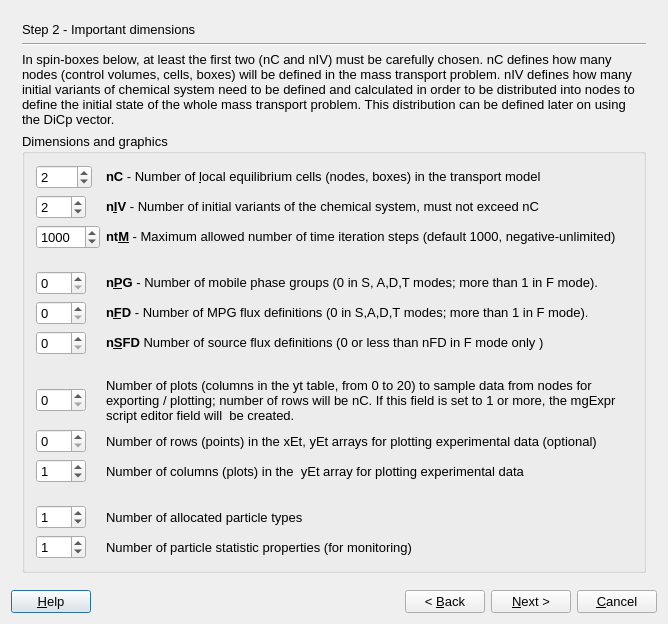
Qt form gems3/vizor4/dlg4/GEM2MTWizard4.ui (gemshub/GEMSGUI) before a commit.
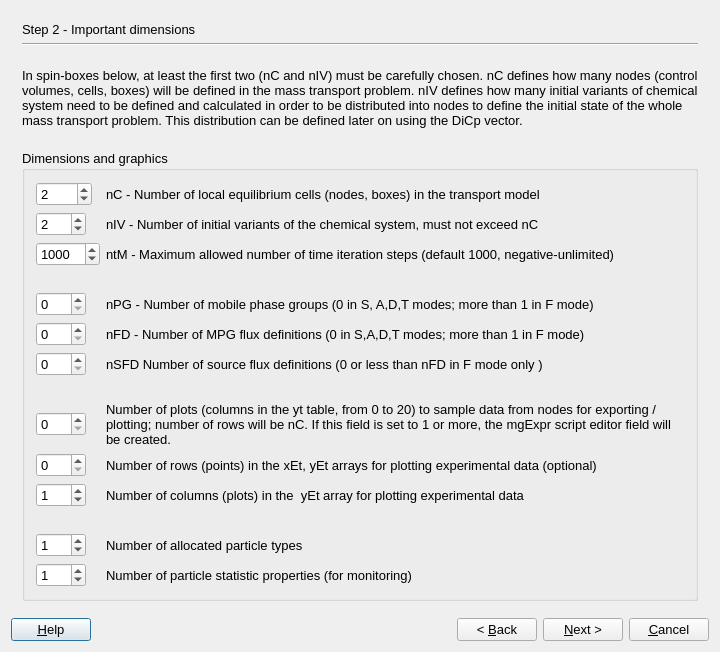
The same form after that commit. The open tabs and pages were chosen to show the change.

Commit message: Merged from upgrade adjusted fonts and comments on all dialogs (for consistency between win32, macosx and linux) DK,SD

```diff
--- a/gems3/vizor4/dlg4/GEM2MTWizard4.ui
+++ b/gems3/vizor4/dlg4/GEM2MTWizard4.ui
@@ -1,12 +1,12 @@
 <ui version="4.0" >
  <class>GEM2MTWizardData</class>
- <widget class="QDialog" name="GEM2MTWizardData" >
-  <property name="geometry" >
+ <widget class="QDialog" name="GEM2MTWizardData">
+  <property name="geometry">
    <rect>
     <x>0</x>
     <y>0</y>
-    <width>668</width>
-    <height>600</height>
+    <width>720</width>
+    <height>652</height>
    </rect>
   </property>
   <property name="font" >
@@ -17,10 +17,10 @@
   <property name="windowTitle" >
    <string>GEM-Selektor Proces</string>
   </property>
-  <layout class="QGridLayout" >
-   <item row="0" column="0" >
-    <widget class="QStackedWidget" name="stackedWidget" >
-     <property name="mouseTracking" >
+  <layout class="QGridLayout" name="gridLayout">
+   <item row="0" column="0">
+    <widget class="QStackedWidget" name="stackedWidget">
+     <property name="mouseTracking">
       <bool>false</bool>
      </property>
      <property name="acceptDrops" >
@@ -296,20 +296,12 @@
        </item>
       </layout>
      </widget>
-     <widget class="QWidget" name="page_2" >
-      <property name="geometry" >
-       <rect>
-        <x>0</x>
-        <y>0</y>
-        <width>650</width>
-        <height>543</height>
-       </rect>
-      </property>
-      <layout class="QGridLayout" >
-       <item row="0" column="0" >
-        <widget class="QLabel" name="label" >
-         <property name="sizePolicy" >
-          <sizepolicy vsizetype="Fixed" hsizetype="Preferred" >
+     <widget class="QWidget" name="page_2">
+      <layout class="QGridLayout">
+       <item row="0" column="0">
+        <widget class="QLabel" name="label">
+         <property name="sizePolicy">
+          <sizepolicy hsizetype="Preferred" vsizetype="Fixed">
            <horstretch>0</horstretch>
            <verstretch>0</verstretch>
           </sizepolicy>
@@ -319,17 +311,17 @@
          </property>
         </widget>
        </item>
-       <item row="1" column="0" >
-        <widget class="Line" name="line_2" >
-         <property name="orientation" >
+       <item row="1" column="0">
+        <widget class="Line" name="line_2">
+         <property name="orientation">
           <enum>Qt::Horizontal</enum>
          </property>
         </widget>
        </item>
-       <item row="2" column="0" >
-        <widget class="QLabel" name="textLabel2" >
-         <property name="sizePolicy" >
-          <sizepolicy vsizetype="Preferred" hsizetype="Preferred" >
+       <item row="2" column="0">
+        <widget class="QLabel" name="textLabel2">
+         <property name="sizePolicy">
+          <sizepolicy hsizetype="Preferred" vsizetype="Preferred">
            <horstretch>0</horstretch>
            <verstretch>0</verstretch>
           </sizepolicy>
@@ -345,10 +337,10 @@
          </property>
         </widget>
        </item>
-       <item row="3" column="0" >
-        <widget class="QGroupBox" name="groupBox_2" >
-         <property name="sizePolicy" >
-          <sizepolicy vsizetype="Minimum" hsizetype="Minimum" >
+       <item row="3" column="0">
+        <widget class="QGroupBox" name="groupBox_2">
+         <property name="sizePolicy">
+          <sizepolicy hsizetype="Minimum" vsizetype="Minimum">
            <horstretch>0</horstretch>
            <verstretch>0</verstretch>
           </sizepolicy>
@@ -356,11 +348,11 @@
          <property name="title" >
           <string>Dimensions and graphics</string>
          </property>
-         <layout class="QGridLayout" >
-          <item row="0" column="0" >
-           <widget class="QSpinBox" name="pnC" >
-            <property name="sizePolicy" >
-             <sizepolicy vsizetype="Fixed" hsizetype="Fixed" >
+         <layout class="QGridLayout">
+          <item row="0" column="0">
+           <widget class="QSpinBox" name="pnC">
+            <property name="sizePolicy">
+             <sizepolicy hsizetype="Fixed" vsizetype="Fixed">
               <horstretch>0</horstretch>
               <verstretch>0</verstretch>
              </sizepolicy>
@@ -382,19 +374,16 @@
             </property>
            </widget>
           </item>
-          <item row="0" column="1" colspan="3" >
-           <widget class="QLabel" name="TextLabel1" >
-            <property name="frameShape" >
+          <item row="0" column="1" colspan="3">
+           <widget class="QLabel" name="TextLabel1">
+            <property name="frameShape">
              <enum>QFrame::NoFrame</enum>
             </property>
             <property name="frameShadow" >
              <enum>QFrame::Plain</enum>
             </property>
-            <property name="text" >
-             <string>&lt;html>&lt;head>&lt;meta name="qrichtext" content="1" />&lt;style type="text/css">
-p, li { white-space: pre-wrap; }
-&lt;/style>&lt;/head>&lt;body style=" font-family:'Sans Serif'; font-size:10pt; font-weight:400; font-style:normal;">
-&lt;p style=" margin-top:0px; margin-bottom:0px; margin-left:0px; margin-right:0px; -qt-block-indent:0; text-indent:0px;">&lt;span style=" font-weight:600;">nC&lt;/span> - Number of &amp;amp;local equilibrium cells (nodes, boxes) in the transport model&lt;/p>&lt;/body>&lt;/html></string>
+            <property name="text">
+             <string>nC - Number of local equilibrium cells (nodes, boxes) in the transport model</string>
             </property>
             <property name="wordWrap" >
              <bool>false</bool>
@@ -404,10 +393,10 @@
             </property>
            </widget>
           </item>
-          <item row="1" column="0" >
-           <widget class="QSpinBox" name="pnIV" >
-            <property name="sizePolicy" >
-             <sizepolicy vsizetype="Fixed" hsizetype="Fixed" >
+          <item row="1" column="0">
+           <widget class="QSpinBox" name="pnIV">
+            <property name="sizePolicy">
+             <sizepolicy hsizetype="Fixed" vsizetype="Fixed">
               <horstretch>0</horstretch>
               <verstretch>0</verstretch>
              </sizepolicy>
@@ -429,13 +418,10 @@
             </property>
            </widget>
           </item>
-          <item row="1" column="1" colspan="3" >
-           <widget class="QLabel" name="TextLabel1_3" >
-            <property name="text" >
-             <string>&lt;html>&lt;head>&lt;meta name="qrichtext" content="1" />&lt;style type="text/css">
-p, li { white-space: pre-wrap; }
-&lt;/style>&lt;/head>&lt;body style=" font-family:'Sans Serif'; font-size:10pt; font-weight:400; font-style:normal;">
-&lt;p style=" margin-top:0px; margin-bottom:0px; margin-left:0px; margin-right:0px; -qt-block-indent:0; text-indent:0px;">&lt;span style=" font-weight:600;">n&amp;amp;IV&lt;/span> - Number of initial variants of the chemical system, must not exceed nC&lt;/p>&lt;/body>&lt;/html></string>
+          <item row="1" column="1" colspan="3">
+           <widget class="QLabel" name="TextLabel1_3">
+            <property name="text">
+             <string>nIV - Number of initial variants of the chemical system, must not exceed nC</string>
             </property>
             <property name="wordWrap" >
              <bool>false</bool>
@@ -445,10 +431,10 @@
             </property>
            </widget>
           </item>
-          <item row="2" column="0" >
-           <widget class="QSpinBox" name="pntM" >
-            <property name="sizePolicy" >
-             <sizepolicy vsizetype="Fixed" hsizetype="Fixed" >
+          <item row="2" column="0">
+           <widget class="QSpinBox" name="pntM">
+            <property name="sizePolicy">
+             <sizepolicy hsizetype="Fixed" vsizetype="Fixed">
               <horstretch>0</horstretch>
               <verstretch>0</verstretch>
              </sizepolicy>
@@ -470,13 +456,10 @@
             </property>
            </widget>
           </item>
-          <item row="2" column="1" colspan="3" >
-           <widget class="QLabel" name="TextLabel1_3_2" >
-            <property name="text" >
-             <string>&lt;html>&lt;head>&lt;meta name="qrichtext" content="1" />&lt;style type="text/css">
-p, li { white-space: pre-wrap; }
-&lt;/style>&lt;/head>&lt;body style=" font-family:'Sans Serif'; font-size:10pt; font-weight:400; font-style:normal;">
-&lt;p style=" margin-top:0px; margin-bottom:0px; margin-left:0px; margin-right:0px; -qt-block-indent:0; text-indent:0px;">&lt;span style=" font-weight:600;">nt&amp;amp;M&lt;/span> - Maximum allowed number of time iteration steps (default 1000, negative-unlimited)&lt;/p>&lt;/body>&lt;/html></string>
+          <item row="2" column="1" colspan="3">
+           <widget class="QLabel" name="TextLabel1_3_2">
+            <property name="text">
+             <string>ntM - Maximum allowed number of time iteration steps (default 1000, negative-unlimited)</string>
             </property>
             <property name="wordWrap" >
              <bool>false</bool>
@@ -486,7 +469,7 @@
             </property>
            </widget>
           </item>
-          <item row="3" column="2" >
+          <item row="3" column="2">
            <spacer>
             <property name="orientation" >
              <enum>Qt::Vertical</enum>
@@ -502,10 +485,10 @@
             </property>
            </spacer>
           </item>
-          <item row="4" column="0" >
-           <widget class="QSpinBox" name="pnPG" >
-            <property name="sizePolicy" >
-             <sizepolicy vsizetype="Fixed" hsizetype="Fixed" >
+          <item row="4" column="0">
+           <widget class="QSpinBox" name="pnPG">
+            <property name="sizePolicy">
+             <sizepolicy hsizetype="Fixed" vsizetype="Fixed">
               <horstretch>0</horstretch>
               <verstretch>0</verstretch>
              </sizepolicy>
@@ -527,13 +510,10 @@
             </property>
            </widget>
           </item>
-          <item row="4" column="1" colspan="3" >
-           <widget class="QLabel" name="TextLabel2_2" >
-            <property name="text" >
-             <string>&lt;html>&lt;head>&lt;meta name="qrichtext" content="1" />&lt;style type="text/css">
-p, li { white-space: pre-wrap; }
-&lt;/style>&lt;/head>&lt;body style=" font-family:'Sans Serif'; font-size:10pt; font-weight:400; font-style:normal;">
-&lt;p style=" margin-top:0px; margin-bottom:0px; margin-left:0px; margin-right:0px; -qt-block-indent:0; text-indent:0px;">&lt;span style=" font-weight:600;">n&amp;amp;PG&lt;/span> - Number of mobile phase groups (0 in S, A,D,T modes; more than 1 in F mode).&lt;/p>&lt;/body>&lt;/html></string>
+          <item row="4" column="1" colspan="3">
+           <widget class="QLabel" name="TextLabel2_2">
+            <property name="text">
+             <string>nPG - Number of mobile phase groups (0 in S, A,D,T modes; more than 1 in F mode)</string>
             </property>
             <property name="alignment" >
              <set>Qt::AlignVCenter</set>
@@ -546,10 +526,10 @@
             </property>
            </widget>
           </item>
-          <item row="5" column="0" >
-           <widget class="QSpinBox" name="pnFD" >
-            <property name="sizePolicy" >
-             <sizepolicy vsizetype="Fixed" hsizetype="Fixed" >
+          <item row="5" column="0">
+           <widget class="QSpinBox" name="pnFD">
+            <property name="sizePolicy">
+             <sizepolicy hsizetype="Fixed" vsizetype="Fixed">
               <horstretch>0</horstretch>
               <verstretch>0</verstretch>
              </sizepolicy>
@@ -571,13 +551,10 @@
             </property>
            </widget>
           </item>
-          <item row="5" column="1" colspan="3" >
-           <widget class="QLabel" name="TextLabel2" >
-            <property name="text" >
-             <string>&lt;html>&lt;head>&lt;meta name="qrichtext" content="1" />&lt;style type="text/css">
-p, li { white-space: pre-wrap; }
-&lt;/style>&lt;/head>&lt;body style=" font-family:'Sans Serif'; font-size:10pt; font-weight:400; font-style:normal;">
-&lt;p style=" margin-top:0px; margin-bottom:0px; margin-left:0px; margin-right:0px; -qt-block-indent:0; text-indent:0px;">&lt;span style=" font-weight:600;">n&amp;amp;FD&lt;/span> - Number of MPG flux definitions (0 in S,A,D,T modes; more than 1 in F mode).&lt;/p>&lt;/body>&lt;/html></string>
+          <item row="5" column="1" colspan="3">
+           <widget class="QLabel" name="TextLabel2">
+            <property name="text">
+             <string>nFD - Number of MPG flux definitions (0 in S,A,D,T modes; more than 1 in F mode)</string>
             </property>
             <property name="alignment" >
              <set>Qt::AlignVCenter</set>
@@ -590,10 +567,10 @@
             </property>
            </widget>
           </item>
-          <item row="6" column="0" >
-           <widget class="QSpinBox" name="pnSFD" >
-            <property name="sizePolicy" >
-             <sizepolicy vsizetype="Fixed" hsizetype="Fixed" >
+          <item row="6" column="0">
+           <widget class="QSpinBox" name="pnSFD">
+            <property name="sizePolicy">
+             <sizepolicy hsizetype="Fixed" vsizetype="Fixed">
               <horstretch>0</horstretch>
               <verstretch>0</verstretch>
              </sizepolicy>
@@ -615,13 +592,10 @@
             </property>
            </widget>
           </item>
-          <item row="6" column="1" colspan="3" >
-           <widget class="QLabel" name="TextLabel2_3" >
-            <property name="text" >
-             <string>&lt;html>&lt;head>&lt;meta name="qrichtext" content="1" />&lt;style type="text/css">
-p, li { white-space: pre-wrap; }
-&lt;/style>&lt;/head>&lt;body style=" font-family:'Sans Serif'; font-size:10pt; font-weight:400; font-style:normal;">
-&lt;p style=" margin-top:0px; margin-bottom:0px; margin-left:0px; margin-right:0px; -qt-block-indent:0; text-indent:0px;">&lt;span style=" font-weight:600;">n&amp;amp;SFD&lt;/span> Number of source flux definitions (0 or less than nFD in F mode only )&lt;/p>&lt;/body>&lt;/html></string>
+          <item row="6" column="1" colspan="3">
+           <widget class="QLabel" name="TextLabel2_3">
+            <property name="text">
+             <string>nSFD Number of source flux definitions (0 or less than nFD in F mode only )</string>
             </property>
             <property name="alignment" >
              <set>Qt::AlignVCenter</set>
@@ -634,7 +608,7 @@
             </property>
            </widget>
           </item>
-          <item row="7" column="3" >
+          <item row="7" column="3">
            <spacer>
             <property name="orientation" >
              <enum>Qt::Vertical</enum>
@@ -650,10 +624,10 @@
             </property>
            </spacer>
           </item>
-          <item row="8" column="0" >
-           <widget class="QSpinBox" name="pnYS" >
-            <property name="sizePolicy" >
-             <sizepolicy vsizetype="Fixed" hsizetype="Fixed" >
+          <item row="8" column="0">
+           <widget class="QSpinBox" name="pnYS">
+            <property name="sizePolicy">
+             <sizepolicy hsizetype="Fixed" vsizetype="Fixed">
               <horstretch>0</horstretch>
               <verstretch>0</verstretch>
              </sizepolicy>
@@ -675,9 +649,9 @@
             </property>
            </widget>
           </item>
-          <item row="8" column="1" colspan="3" >
-           <widget class="QLabel" name="TextLabel1_2" >
-            <property name="text" >
+          <item row="8" column="1" colspan="3">
+           <widget class="QLabel" name="TextLabel1_2">
+            <property name="text">
              <string>Number of plots (columns in the yt table, from 0 to 20) to sample data from nodes for exporting / plotting; number of rows will be nC. If this field is set to 1 or more, the mgExpr script editor field will  be created.</string>
             </property>
             <property name="alignment" >
@@ -691,10 +665,10 @@
             </property>
            </widget>
           </item>
-          <item row="9" column="0" >
-           <widget class="QSpinBox" name="pnE" >
-            <property name="sizePolicy" >
-             <sizepolicy vsizetype="Fixed" hsizetype="Fixed" >
+          <item row="9" column="0">
+           <widget class="QSpinBox" name="pnE">
+            <property name="sizePolicy">
+             <sizepolicy hsizetype="Fixed" vsizetype="Fixed">
               <horstretch>0</horstretch>
               <verstretch>0</verstretch>
              </sizepolicy>
@@ -713,9 +687,9 @@
             </property>
            </widget>
           </item>
-          <item row="9" column="1" colspan="3" >
-           <widget class="QLabel" name="TextLabel1_2_2" >
-            <property name="text" >
+          <item row="9" column="1" colspan="3">
+           <widget class="QLabel" name="TextLabel1_2_2">
+            <property name="text">
              <string>Number of rows (points) in the xEt, yEt arrays for plotting experimental data (optional)</string>
             </property>
             <property name="alignment" >
@@ -729,10 +703,10 @@
             </property>
            </widget>
           </item>
-          <item row="10" column="0" >
-           <widget class="QSpinBox" name="pYE" >
-            <property name="sizePolicy" >
-             <sizepolicy vsizetype="Fixed" hsizetype="Fixed" >
+          <item row="10" column="0">
+           <widget class="QSpinBox" name="pYE">
+            <property name="sizePolicy">
+             <sizepolicy hsizetype="Fixed" vsizetype="Fixed">
               <horstretch>0</horstretch>
               <verstretch>0</verstretch>
              </sizepolicy>
@@ -754,9 +728,9 @@
             </property>
            </widget>
           </item>
-          <item row="10" column="1" colspan="3" >
-           <widget class="QLabel" name="TextLabel1_2_2_2" >
-            <property name="text" >
+          <item row="10" column="1" colspan="3">
+           <widget class="QLabel" name="TextLabel1_2_2_2">
+            <property name="text">
              <string>Number of columns (plots) in the  yEt array for plotting experimental data</string>
             </property>
             <property name="alignment" >
@@ -770,7 +744,7 @@
             </property>
            </widget>
           </item>
-          <item row="11" column="1" >
+          <item row="11" column="1">
            <spacer>
             <property name="orientation" >
              <enum>Qt::Vertical</enum>
@@ -786,10 +760,10 @@
             </property>
            </spacer>
           </item>
-          <item row="12" column="0" >
-           <widget class="QSpinBox" name="pnPTypes" >
-            <property name="sizePolicy" >
-             <sizepolicy vsizetype="Fixed" hsizetype="Fixed" >
+          <item row="12" column="0">
+           <widget class="QSpinBox" name="pnPTypes">
+            <property name="sizePolicy">
+             <sizepolicy hsizetype="Fixed" vsizetype="Fixed">
               <horstretch>0</horstretch>
               <verstretch>0</verstretch>
              </sizepolicy>
@@ -811,9 +785,9 @@
             </property>
            </widget>
           </item>
-          <item row="12" column="1" colspan="3" >
-           <widget class="QLabel" name="TextLabel1_2_2_2_2" >
-            <property name="text" >
+          <item row="12" column="1" colspan="3">
+           <widget class="QLabel" name="TextLabel1_2_2_2_2">
+            <property name="text">
              <string>Number of allocated particle types</string>
             </property>
             <property name="alignment" >
@@ -827,10 +801,10 @@
             </property>
            </widget>
           </item>
-          <item row="13" column="0" >
-           <widget class="QSpinBox" name="pnProps" >
-            <property name="sizePolicy" >
-             <sizepolicy vsizetype="Fixed" hsizetype="Fixed" >
+          <item row="13" column="0">
+           <widget class="QSpinBox" name="pnProps">
+            <property name="sizePolicy">
+             <sizepolicy hsizetype="Fixed" vsizetype="Fixed">
               <horstretch>0</horstretch>
               <verstretch>0</verstretch>
              </sizepolicy>
@@ -852,9 +826,9 @@
             </property>
            </widget>
           </item>
-          <item row="13" column="1" colspan="3" >
-           <widget class="QLabel" name="TextLabel1_2_2_2_3" >
-            <property name="text" >
+          <item row="13" column="1" colspan="3">
+           <widget class="QLabel" name="TextLabel1_2_2_2_3">
+            <property name="text">
              <string>Number of particle statistic properties (for monitoring)</string>
             </property>
             <property name="alignment" >
@@ -1410,11 +1384,11 @@
      </widget>
     </widget>
    </item>
-   <item row="1" column="0" >
-    <layout class="QHBoxLayout" >
+   <item row="1" column="0">
+    <layout class="QHBoxLayout">
      <item>
-      <widget class="QPushButton" name="pHelp" >
-       <property name="text" >
+      <widget class="QPushButton" name="pHelp">
+       <property name="text">
         <string>&amp;Help</string>
        </property>
       </widget>
@@ -1433,22 +1407,22 @@
       </spacer>
      </item>
      <item>
-      <widget class="QPushButton" name="pBack" >
-       <property name="text" >
+      <widget class="QPushButton" name="pBack">
+       <property name="text">
         <string>&lt; &amp;Back</string>
        </property>
       </widget>
      </item>
      <item>
-      <widget class="QPushButton" name="pNext" >
-       <property name="text" >
-        <string>&amp;Next ></string>
+      <widget class="QPushButton" name="pNext">
+       <property name="text">
+        <string>&amp;Next &gt;</string>
        </property>
       </widget>
      </item>
      <item>
-      <widget class="QPushButton" name="pCancel" >
-       <property name="text" >
+      <widget class="QPushButton" name="pCancel">
+       <property name="text">
         <string>&amp;Cancel</string>
        </property>
       </widget>
@@ -1457,7 +1431,7 @@
    </item>
   </layout>
  </widget>
- <layoutdefault spacing="6" margin="11" />
+ <layoutdefault spacing="6" margin="11"/>
  <resources/>
  <connections>
   <connection>
```
Left out of the diff: 752 changed lines with no effect on the pictures. The commit also changes 39 other files.
